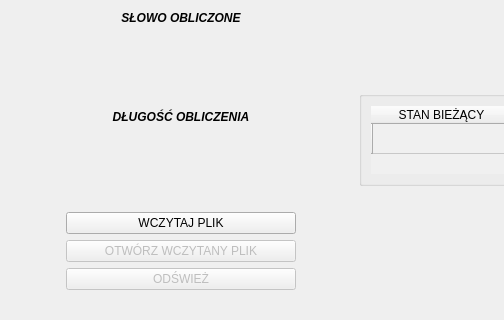
Above: form.ui from MichSosnowski/Deterministic_Turing_Machine before the change; both pictures show x 0 to 504 and y 400 to 720 of the 1400 by 720 pixel window. Below: the same form after it.
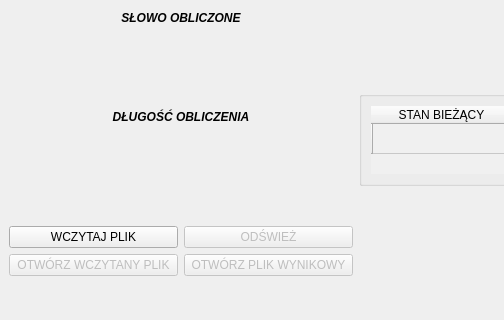
That is the form after the change.

Commit message: Added an open result file button

Diff of the .ui file:
```diff
--- a/form.ui
+++ b/form.ui
@@ -300,8 +300,34 @@
      </layout>
     </item>
     <item row="6" column="0" rowspan="2">
-     <layout class="QGridLayout" name="gridLayout_4" columnstretch="1,4,1">
+     <layout class="QGridLayout" name="gridLayout_4" columnstretch="1,1">
+      <item row="3" column="0">
+       <spacer name="verticalSpacer_2">
+        <property name="orientation">
+         <enum>Qt::Vertical</enum>
+        </property>
+        <property name="sizeHint" stdset="0">
+         <size>
+          <width>20</width>
+          <height>40</height>
+         </size>
+        </property>
+       </spacer>
+      </item>
       <item row="3" column="1">
+       <spacer name="verticalSpacer_4">
+        <property name="orientation">
+         <enum>Qt::Vertical</enum>
+        </property>
+        <property name="sizeHint" stdset="0">
+         <size>
+          <width>20</width>
+          <height>40</height>
+         </size>
+        </property>
+       </spacer>
+      </item>
+      <item row="1" column="1">
        <widget class="QPushButton" name="refresh_button">
         <property name="enabled">
          <bool>false</bool>
@@ -314,20 +340,33 @@
         </property>
        </widget>
       </item>
+      <item row="2" column="1">
+       <widget class="QPushButton" name="open_result_file_button">
+        <property name="enabled">
+         <bool>false</bool>
+        </property>
+        <property name="toolTip">
+         <string>&lt;html&gt;&lt;head/&gt;&lt;body&gt;&lt;p align=&quot;center&quot;&gt;Otwiera plik z wynikiem symulacji maszyny Turinga w standardowym edytorze tekstowym.&lt;/p&gt;&lt;/body&gt;&lt;/html&gt;</string>
+        </property>
+        <property name="text">
+         <string>OTWÓRZ PLIK WYNIKOWY</string>
+        </property>
+       </widget>
+      </item>
+      <item row="2" column="0">
+       <widget class="QPushButton" name="open_load_file_button">
+        <property name="enabled">
+         <bool>false</bool>
+        </property>
+        <property name="toolTip">
+         <string>&lt;html&gt;&lt;head/&gt;&lt;body&gt;&lt;p align=&quot;center&quot;&gt;Otwiera uprzednio wczytany przez użytkownika plik z opisem maszyny Turinga w standardowym edytorze tekstowym.&lt;/p&gt;&lt;/body&gt;&lt;/html&gt;</string>
+        </property>
+        <property name="text">
+         <string>OTWÓRZ WCZYTANY PLIK</string>
+        </property>
+       </widget>
+      </item>
       <item row="1" column="0">
-       <spacer name="horizontalSpacer">
-        <property name="orientation">
-         <enum>Qt::Horizontal</enum>
-        </property>
-        <property name="sizeHint" stdset="0">
-         <size>
-          <width>40</width>
-          <height>20</height>
-         </size>
-        </property>
-       </spacer>
-      </item>
-      <item row="1" column="1">
        <widget class="QPushButton" name="load_file_button">
         <property name="toolTip">
          <string>&lt;html&gt;&lt;head/&gt;&lt;body&gt;&lt;p align=&quot;center&quot;&gt;Otwiera eksplorator plików celem umożliwenia użytkownikowi wyboru pliku z opisem maszyny Turinga do wczytania przez symulator.&lt;/p&gt;&lt;/body&gt;&lt;/html&gt;</string>
@@ -337,59 +376,20 @@
         </property>
        </widget>
       </item>
-      <item row="1" column="2">
-       <spacer name="horizontalSpacer_2">
-        <property name="orientation">
-         <enum>Qt::Horizontal</enum>
-        </property>
-        <property name="sizeHint" stdset="0">
-         <size>
-          <width>40</width>
-          <height>20</height>
-         </size>
-        </property>
-       </spacer>
-      </item>
-      <item row="3" column="2">
-       <spacer name="horizontalSpacer_6">
-        <property name="orientation">
-         <enum>Qt::Horizontal</enum>
-        </property>
-        <property name="sizeHint" stdset="0">
-         <size>
-          <width>40</width>
-          <height>20</height>
-         </size>
-        </property>
-       </spacer>
-      </item>
-      <item row="4" column="1">
-       <spacer name="verticalSpacer_2">
-        <property name="orientation">
-         <enum>Qt::Vertical</enum>
-        </property>
-        <property name="sizeHint" stdset="0">
-         <size>
-          <width>20</width>
-          <height>40</height>
-         </size>
-        </property>
-       </spacer>
-      </item>
-      <item row="3" column="0">
-       <spacer name="horizontalSpacer_5">
-        <property name="orientation">
-         <enum>Qt::Horizontal</enum>
-        </property>
-        <property name="sizeHint" stdset="0">
-         <size>
-          <width>40</width>
-          <height>20</height>
-         </size>
-        </property>
-       </spacer>
-      </item>
       <item row="0" column="1">
+       <spacer name="verticalSpacer_3">
+        <property name="orientation">
+         <enum>Qt::Vertical</enum>
+        </property>
+        <property name="sizeHint" stdset="0">
+         <size>
+          <width>20</width>
+          <height>40</height>
+         </size>
+        </property>
+       </spacer>
+      </item>
+      <item row="0" column="0">
        <spacer name="verticalSpacer">
         <property name="orientation">
          <enum>Qt::Vertical</enum>
@@ -402,45 +402,6 @@
         </property>
        </spacer>
       </item>
-      <item row="2" column="1">
-       <widget class="QPushButton" name="open_load_file_button">
-        <property name="enabled">
-         <bool>false</bool>
-        </property>
-        <property name="toolTip">
-         <string>&lt;html&gt;&lt;head/&gt;&lt;body&gt;&lt;p align=&quot;center&quot;&gt;Otwiera uprzednio wczytany przez użytkownika plik z opisem maszyny Turinga w standardowym edytorze tekstowym.&lt;/p&gt;&lt;/body&gt;&lt;/html&gt;</string>
-        </property>
-        <property name="text">
-         <string>OTWÓRZ WCZYTANY PLIK</string>
-        </property>
-       </widget>
-      </item>
-      <item row="2" column="0">
-       <spacer name="horizontalSpacer_7">
-        <property name="orientation">
-         <enum>Qt::Horizontal</enum>
-        </property>
-        <property name="sizeHint" stdset="0">
-         <size>
-          <width>40</width>
-          <height>20</height>
-         </size>
-        </property>
-       </spacer>
-      </item>
-      <item row="2" column="2">
-       <spacer name="horizontalSpacer_8">
-        <property name="orientation">
-         <enum>Qt::Horizontal</enum>
-        </property>
-        <property name="sizeHint" stdset="0">
-         <size>
-          <width>40</width>
-          <height>20</height>
-         </size>
-        </property>
-       </spacer>
-      </item>
      </layout>
     </item>
     <item row="0" column="1" rowspan="4">
```
Left out of the diff: 4 changed lines with no effect on the pictures. The commit also changes 4 other files.
